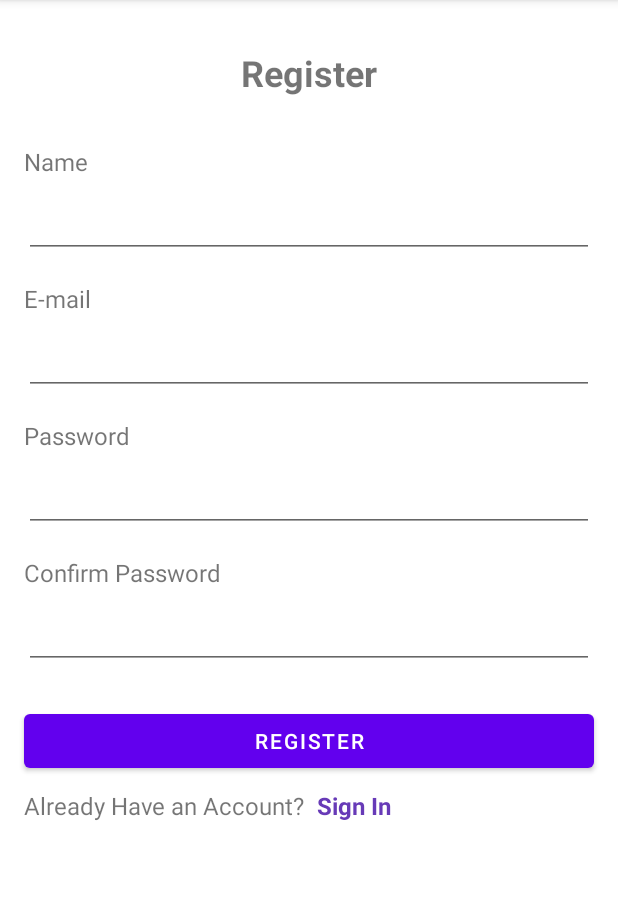
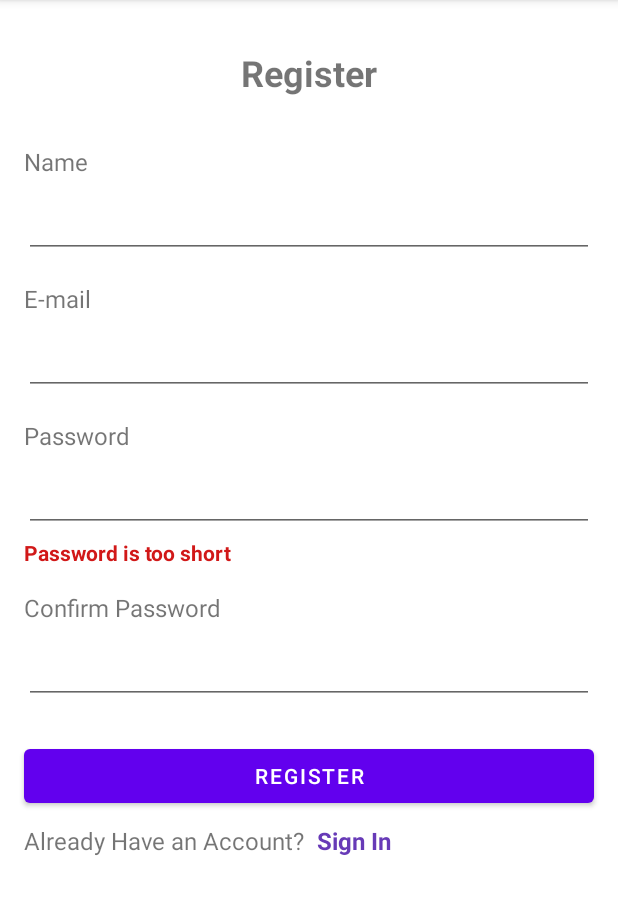
Before and after one commit to Yuziem14/super-trivia, an Android app: the RegisterFragment screen opened through its navigation route, after a tap on "REGISTER", on a phone screen of 412 x 824 dp, the part 84-999 px from its top. Run offline under Robolectric (Android 15) with nearby library versions, the phone set to English and light mode, and no system bars.

Commit message:
handle register errors

```diff
--- a/app/src/main/java/com/yuziem14/supertrivia/fragments/RegisterFragment.kt
+++ b/app/src/main/java/com/yuziem14/supertrivia/fragments/RegisterFragment.kt
@@ -1,20 +1,20 @@
 package com.yuziem14.supertrivia.fragments
 
 import android.os.Bundle
-import android.util.Log
 import androidx.fragment.app.Fragment
 import android.view.LayoutInflater
 import android.view.View
 import android.view.ViewGroup
-import android.widget.Toast
 import androidx.navigation.fragment.findNavController
 import com.yuziem14.supertrivia.R
 import com.yuziem14.supertrivia.dao.UserDAO
 import com.yuziem14.supertrivia.models.User
-import kotlinx.android.synthetic.main.fragment_auth.view.*
 import kotlinx.android.synthetic.main.fragment_register.*
+import kotlinx.android.synthetic.main.fragment_register.view.*
 
 class RegisterFragment : Fragment() {
+    private lateinit var inflatedView: View
+
     override fun onCreate(savedInstanceState: Bundle?) {
         super.onCreate(savedInstanceState)
     }
@@ -22,11 +22,12 @@ class RegisterFragment : Fragment() {
     override fun onCreateView(
         inflater: LayoutInflater, container: ViewGroup?,
         savedInstanceState: Bundle?
-    ): View? {
-        val view = inflater.inflate(R.layout.fragment_register, container, false)
-        view.authLink.setOnClickListener { goToAuth() }
-        view.registerButton.setOnClickListener {
-            view.let {
+    ): View {
+        this.inflatedView = inflater.inflate(R.layout.fragment_register, container, false)
+
+        inflatedView.authLink.setOnClickListener { goToAuth() }
+        inflatedView.registerButton.setOnClickListener {
+            inflatedView.let {
                 val name = nameInput.text.toString()
                 val email = emailInput.text.toString()
                 val password = passwordInput.text.toString()
@@ -35,16 +36,46 @@ class RegisterFragment : Fragment() {
                 handleRegister(name, email, password, confirmPassword)
             }
         }
-        return view
+        return inflatedView
     }
 
-    private fun validate(password: String, confirmPassword: String): Boolean {
-        return password.equals(confirmPassword) && password.length > 5
+    private fun validatePassword(password: String, confirmPassword: String): HashMap<String, String> {
+        val errorsMap = HashMap<String, String>()
+        val resources = context?.resources
+        if(password.length < 6) {
+            resources?.let {
+                errorsMap.put("password",
+                    it.getString(R.string.is_too_short, it.getString(R.string.password)),
+                )
+            }
+        }
+        if(!password.equals(confirmPassword)) {
+            resources?.let {
+                errorsMap.put("confirmPassword",
+                    it.getString(R.string.fields_mismatch, it.getString(R.string.confirm_password), it.getString(R.string.password)),
+                )
+            }
+        }
+
+        return errorsMap
     }
 
     private fun handleRegister(name: String, email: String, password: String, confirmPassword: String) {
-        if(!validate(password, confirmPassword)) {
-            Toast.makeText(context, "Confira sua senha e a confirmação", Toast.LENGTH_SHORT).show()
+        val passwordErrors = validatePassword(password, confirmPassword)
+        if(passwordErrors.isNotEmpty()) {
+            if(passwordErrors["password"] != null) {
+                inflatedView.passwordErrorsText.apply {
+                    visibility = View.VISIBLE
+                    inflatedView.passwordErrorsText.text = passwordErrors["password"]
+                }
+            }
+            if(passwordErrors["confirmPassword"] != null) {
+                inflatedView.confirmPasswordErrorsText.apply {
+                    visibility = View.VISIBLE
+                    text = passwordErrors["confirmPassword"]
+                }
+
+            }
             return
         }
 
@@ -52,13 +83,51 @@ class RegisterFragment : Fragment() {
         UserDAO().register(user,
             {
                 response ->
-                Log.d("response", response.toString())
                 this.goToAuth()
             },
             {
                 error ->
-                Toast.makeText(context, "Houve um erro com seu registro! Tente novamente.", Toast.LENGTH_SHORT).show()
+                if(error.data.errors.name.isNotEmpty()) {
+                    inflatedView.nameErrorsText.apply {
+                        text = getErrorString(resources.getString(R.string.name), error.data.errors.name.first()).toString()
+                        visibility = View.VISIBLE
+                    }
+                }
+                if(error.data.errors.email.isNotEmpty()) {
+                    inflatedView.emailErrorsText.apply {
+                        text = getErrorString(resources.getString(R.string.email), error.data.errors.email.first()).toString()
+                        visibility = View.VISIBLE
+                    }
+                }
+                if(error.data.errors.password.isNotEmpty()) {
+                    inflatedView.passwordErrorsText.apply {
+                        text = getErrorString(resources.getString(R.string.password), error.data.errors.password.first()).toString()
+                        visibility = View.VISIBLE
+                    }
+                }
             })
+    }
+
+    private fun getErrorString(fieldName: String, error: String): String? {
+        return when {
+            Regex("can\'t be blank").containsMatchIn(error) -> context?.resources?.getString(
+                R.string.cant_be_blank,
+                fieldName
+            )
+            Regex("has already been taken").containsMatchIn(error) -> context?.resources?.getString(
+                R.string.has_already_been_taken,
+                fieldName
+            )
+            Regex("is too short").containsMatchIn(error) -> context?.resources?.getString(
+                R.string.is_too_short,
+                fieldName
+            )
+            Regex("is invalid").containsMatchIn(error) -> context?.resources?.getString(
+                R.string.is_invalid,
+                fieldName
+            )
+            else -> null
+        }
     }
 
     private fun goToAuth() {
--- a/app/src/main/res/layout/fragment_register.xml
+++ b/app/src/main/res/layout/fragment_register.xml
@@ -32,7 +32,7 @@
         android:text="@string/confirm_password"
         android:textSize="16sp"
         app:layout_constraintStart_toStartOf="parent"
-        app:layout_constraintTop_toBottomOf="@+id/passwordInput" />
+        app:layout_constraintTop_toBottomOf="@+id/passwordErrorsText" />
 
     <TextView
         android:id="@+id/textView1"
@@ -57,7 +57,7 @@
         android:text="@string/email"
         android:textSize="16sp"
         app:layout_constraintStart_toStartOf="parent"
-        app:layout_constraintTop_toBottomOf="@+id/nameInput" />
+        app:layout_constraintTop_toBottomOf="@+id/nameErrorsText" />
 
     <TextView
         android:id="@+id/textView4"
@@ -97,7 +97,7 @@
         android:text="@string/password"
         android:textSize="16sp"
         app:layout_constraintStart_toStartOf="parent"
-        app:layout_constraintTop_toBottomOf="@+id/emailInput" />
+        app:layout_constraintTop_toBottomOf="@+id/emailErrorsText" />
 
     <EditText
         android:id="@+id/passwordInput"
@@ -127,7 +127,7 @@
         app:layout_constraintEnd_toEndOf="parent"
         app:layout_constraintHorizontal_bias="0.0"
         app:layout_constraintStart_toStartOf="parent"
-        app:layout_constraintTop_toBottomOf="@+id/confirmPasswordInput" />
+        app:layout_constraintTop_toBottomOf="@+id/confirmPasswordErrorsText" />
 
     <TextView
         android:id="@+id/textView6"
@@ -169,4 +169,60 @@
         app:layout_constraintStart_toStartOf="parent"
         app:layout_constraintTop_toBottomOf="@+id/textView4" />
 
+    <TextView
+        android:id="@+id/nameErrorsText"
+        android:layout_width="wrap_content"
+        android:layout_height="wrap_content"
+        android:layout_marginTop="4dp"
+        android:textColor="#D11818"
+        android:textSize="14sp"
+        android:textStyle="bold"
+        android:visibility="gone"
+        app:layout_constraintStart_toStartOf="@+id/nameInput"
+        app:layout_constraintTop_toBottomOf="@+id/nameInput"
+        tools:text="Name Errors"
+        tools:visibility="visible" />
+
+    <TextView
+        android:id="@+id/emailErrorsText"
+        android:layout_width="wrap_content"
+        android:layout_height="wrap_content"
+        android:layout_marginTop="4dp"
+        android:textColor="#D11818"
+        android:textSize="14sp"
+        android:textStyle="bold"
+        android:visibility="gone"
+        app:layout_constraintStart_toStartOf="@+id/emailInput"
+        app:layout_constraintTop_toBottomOf="@+id/emailInput"
+        tools:text="Email Errors"
+        tools:visibility="visible" />
+
+    <TextView
+        android:id="@+id/passwordErrorsText"
+        android:layout_width="wrap_content"
+        android:layout_height="wrap_content"
+        android:layout_marginTop="4dp"
+        android:textColor="#D11818"
+        android:textSize="14sp"
+        android:textStyle="bold"
+        android:visibility="gone"
+        app:layout_constraintStart_toStartOf="@+id/passwordInput"
+        app:layout_constraintTop_toBottomOf="@+id/passwordInput"
+        tools:text="Password Errors"
+        tools:visibility="visible" />
+
+    <TextView
+        android:id="@+id/confirmPasswordErrorsText"
+        android:layout_width="wrap_content"
+        android:layout_height="wrap_content"
+        android:layout_marginTop="4dp"
+        android:textColor="#D11818"
+        android:textSize="14sp"
+        android:textStyle="bold"
+        android:visibility="gone"
+        app:layout_constraintStart_toStartOf="@+id/confirmPasswordInput"
+        app:layout_constraintTop_toBottomOf="@+id/confirmPasswordInput"
+        tools:text="Confirm Password Errors"
+        tools:visibility="visible" />
+
 </androidx.constraintlayout.widget.ConstraintLayout>
--- a/app/src/main/res/values/strings.xml
+++ b/app/src/main/res/values/strings.xml
@@ -10,5 +10,10 @@
     <string name="name">Name</string>
     <string name="confirm_password">Confirm Password</string>
     <string name="already_have_an_account">Already Have an Account?</string>
+    <string name="cant_be_blank">%1$s can\'t be blank</string>
+    <string name="has_already_been_taken">%1$s has already been taken</string>
+    <string name="fields_mismatch">%1$s and %2$s don\'t match</string>
+    <string name="is_too_short">%1$s is too short</string>
+    <string name="is_invalid">%1$s is invalid</string>
     <!-- TODO: Remove or change this placeholder text -->
 </resources>
```
Also changed, not shown: 1 other file.
